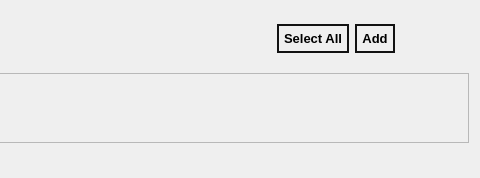
Above: ui_files/PDFArea.ui from StevenSong-sTs/PDF-Tailor before the change; both pictures show x 1003 to 1483 and y 0 to 178 of the 1483 by 178 pixel window. Below: the same form after it.
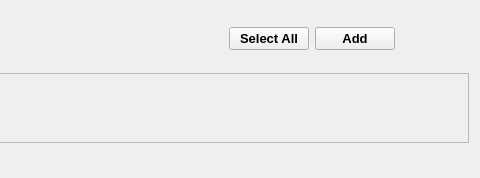
That is the form after the change. Icons and pictures are not drawn.

Commit message: change color based on the system theme

```diff
--- a/ui_files/PDFArea.ui
+++ b/ui_files/PDFArea.ui
@@ -70,14 +70,7 @@
          <string>&lt;html&gt;&lt;head/&gt;&lt;body&gt;&lt;p&gt;Select/Unselect all pages from this PDF file&lt;/p&gt;&lt;/body&gt;&lt;/html&gt;</string>
         </property>
         <property name="styleSheet">
-         <string notr="true">QPushButton {
-    border: 2px solid rgb(18, 18, 18);
-    border-radius: 15px;
-    padding: 5px;
-}
-QPushButton:hover {
-	background-color: rgb(214, 214, 214);
-}</string>
+         <string notr="true"/>
         </property>
         <property name="text">
          <string>Select All</string>
@@ -96,19 +89,7 @@
          <string>&lt;html&gt;&lt;head/&gt;&lt;body&gt;&lt;p&gt;Add selected pages to output section&lt;/p&gt;&lt;/body&gt;&lt;/html&gt;</string>
         </property>
         <property name="styleSheet">
-         <string notr="true">QPushButton {
-    border: 2px solid rgb(18, 18, 18);
-    border-radius: 15px;
-    padding: 5px;
-}
-QPushButton:hover {
-	background-color: rgb(214, 214, 214);
-}
-QPushButton:disabled {
-	background-color: rgb(169, 169, 169); 
-	color: rgb(200, 200, 200); 
-	border: 2px solid rgb(120, 120, 120);
-}</string>
+         <string notr="true"/>
         </property>
         <property name="text">
          <string>Add</string>
```
The commit also changes 11 other files.
